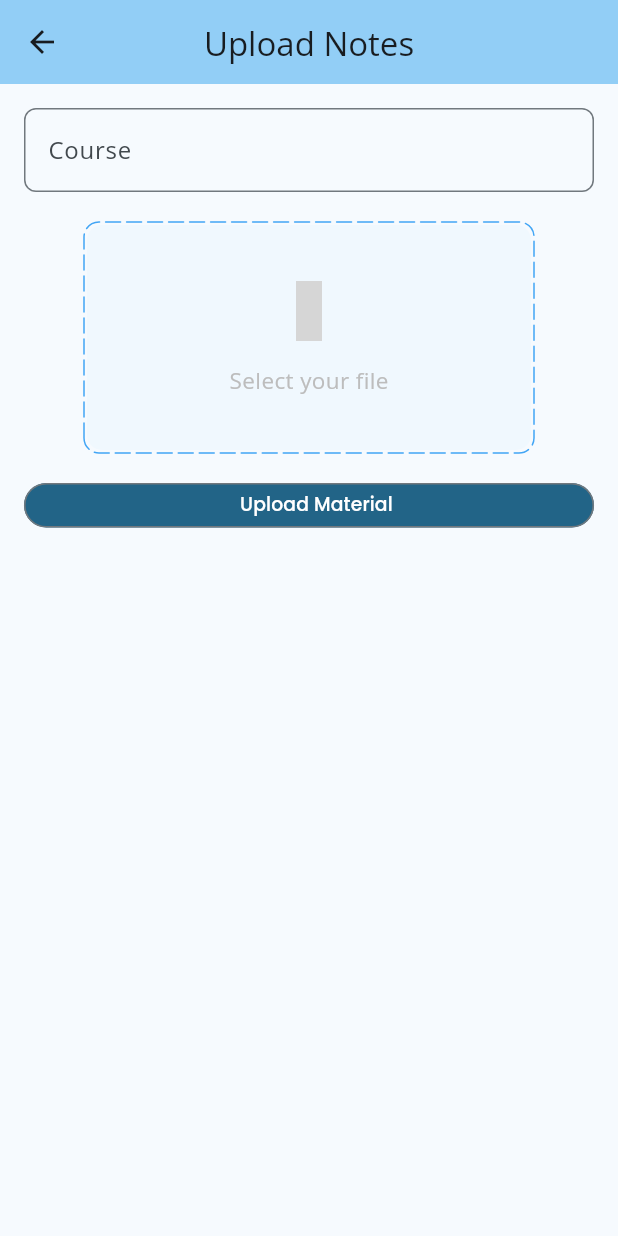
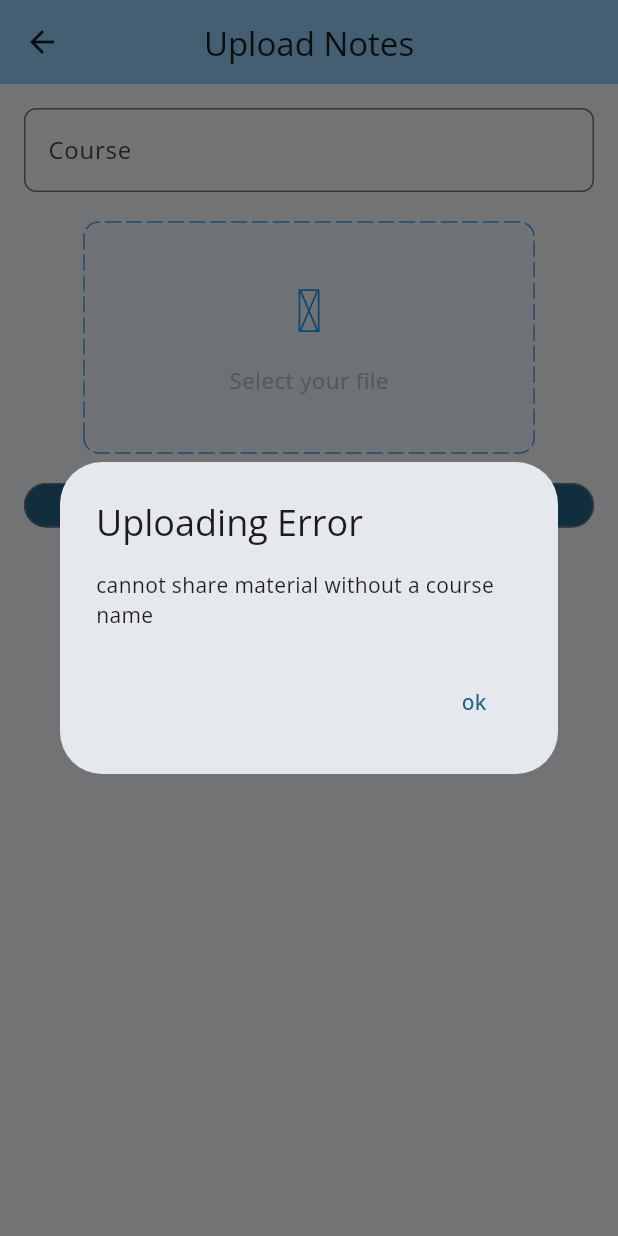
Before and after one commit to KanyantaM/reviza, a Flutter app: the UploadPdfView screen opened directly with empty values, after a tap on "Upload Material", on a phone screen of 412 x 824 dp. Run offline on Flutter 3.47's test engine with Material 3 defaults, Android fonts, the phone set to English and light mode, and no system bars; drawn by our look-alikes of dotted_border; our stand-ins replace animate_do, bloc, cloud_firestore, dio, equatable, file_picker and 16 more; missing offline and left inert: flow_builder, flutter_highlighter, flutter_math_fork, flutter_pdfview; accounts and stored records are empty; grey boxes are pictures that could not be loaded.

Commit message:
addiing the upload feature

```diff
--- a/lib/features/upload_pdf/view/upload_pdf_view.dart
+++ b/lib/features/upload_pdf/view/upload_pdf_view.dart
@@ -19,7 +19,8 @@ import 'package:student_api/student_api.dart';
 class UploadPdfView extends StatefulWidget {
   final String id;
   final Types type;
-  const UploadPdfView({Key? key, required this.type, required this.id}) : super(key: key);
+  const UploadPdfView({Key? key, required this.type, required this.id})
+      : super(key: key);
 
   @override
   State<UploadPdfView> createState() => _CreateUpdateNoteViewState();
@@ -39,7 +40,7 @@ class _CreateUpdateNoteViewState extends State<UploadPdfView>
 
 //test
   TextEditingController yearController = TextEditingController();
-  final String _courseName = '';
+  String _courseName = '';
   String _category = 'TEST';
   // bool _agreeToTerms = false;
   bool _isRangeSelected = false;
@@ -54,12 +55,11 @@ class _CreateUpdateNoteViewState extends State<UploadPdfView>
   double? singleUnit;
   TextEditingController linkController = TextEditingController();
 
-  void getStudent()async{
+  void getStudent() async {
     _student = await fetchCurrentStudentOnline(widget.id);
     setState(() {
       _myCourses = _student!.myCourses;
     });
-
   }
 
   @override
@@ -101,13 +101,15 @@ class _CreateUpdateNoteViewState extends State<UploadPdfView>
       ),
       body: BlocConsumer<UploadPdfBloc, UploadPdfState>(
         builder: ((context, state) {
-          //     // need to fixed
+          if (state is UploadingPdfState) {
+            const Center(child: CircularProgressIndicator(),);
+          }
           return Container(
             padding: const EdgeInsets.all(16),
             child: ListView(
               children: [
-                _buildSearchableDropdown('Course', _myCourses,
-                    (selectedCourse) => _courseName),
+                _buildSearchableDropdown(
+                    'Course', _myCourses, (selected) {_courseName = selected;}),
                 const Spacer(
                   flex: 1,
                 ),
@@ -247,8 +249,8 @@ class _CreateUpdateNoteViewState extends State<UploadPdfView>
                                 children: [
                                   ClipRRect(
                                       borderRadius: BorderRadius.circular(8),
-                                      child: Image.file(
-                                        _file!,
+                                      child: Image.asset(
+                                       'assets/images/pdf.png' ,
                                         width: 70,
                                       )),
                                   const SizedBox(
@@ -311,8 +313,7 @@ class _CreateUpdateNoteViewState extends State<UploadPdfView>
                     style: OutlinedButton.styleFrom(
                       backgroundColor: Theme.of(context).primaryColor,
                       shape: RoundedRectangleBorder(
-                        borderRadius:
-                            BorderRadius.circular((20.86)),
+                        borderRadius: BorderRadius.circular((20.86)),
                       ),
                     ),
                     onPressed: () async {
@@ -361,7 +362,8 @@ class _CreateUpdateNoteViewState extends State<UploadPdfView>
             // add duration
             Future.delayed(const Duration(seconds: 3), () {
               Navigator.pop(context);
-      });} else if(state is ErrorState){
+            });
+          } else if (state is ErrorState) {
             ScaffoldMessenger.of(context).showSnackBar(
               SnackBar(
                 content: CustomSnackBar(
@@ -505,19 +507,23 @@ class _CreateUpdateNoteViewState extends State<UploadPdfView>
           break;
         default:
       }
-if(_courseName.isNotEmpty && _file != null) {
-  context.read<UploadPdfBloc>().add(UploadPdf(
+      context.read<UploadPdfBloc>().add(
+            UploadPdf(
               subjectName: _courseName,
               type: type,
               id: Random(DateTime.now().millisecond).toString(),
-          title: (titleController.text.isNotEmpty)? titleController.text:_file!.path.split('/').last,
+              title: (titleController.text.isNotEmpty)
+                  ? titleController.text
+                  : _file!.path.split('/').last,
               description: desc,
-          pdfFile: _file!,),);
-
+              pdfFile: _file!,
+            ),
+          );
 
       setState(() {
         loadingController.reverse();
-      });}else if (_courseName.isEmpty) {
+      });
+    } else if (_courseName.isEmpty) {
       await showCannotShareEmptyNoteDialog(context);
     } else {
       isuploaded = false;
@@ -536,10 +542,9 @@ if(_courseName.isNotEmpty && _file != null) {
       );
     }
   }
-  }
 
   Widget _buildSearchableDropdown(
-      String label, List<String> options, Function(String) onChanged) {
+      String label, List<String> options, Function(String selected) onChanged) {
     return Autocomplete<String>(
       optionsBuilder: (TextEditingValue textEditingValue) {
         if (textEditingValue.text.isEmpty) {
--- a/lib/utilities/dialogues/cannot_share_empty_not_dialog.dart
+++ b/lib/utilities/dialogues/cannot_share_empty_not_dialog.dart
@@ -4,8 +4,8 @@ import 'package:reviza/utilities/dialogues/generic_dialog.dart';
 Future<void> showCannotShareEmptyNoteDialog(BuildContext context) {
   return showGenericDialog<void>(
     context: context,
-    title: 'sharing',
-    content: 'cannot share empty note',
+    title: 'Uploading Error',
+    content: 'cannot share material without a course name',
     optionBuilder: () => {
       'ok': null,
     },
--- a/pubspec.yaml
+++ b/pubspec.yaml
@@ -87,6 +87,7 @@ flutter:
   assets:
    - assets/lottie/
    - assets/images/
+   - assets/icon/
 
   # An image asset can refer to one or more resolution-specific "variants", see
   # https://flutter.dev/assets-and-images/#resolution-aware
```
Also changed, not shown: lib/features/view_subjects/view/view_material_view.dart (+36 -1 lines), assets/icon/error.png (added), assets/icon/error_solid.png (added), assets/icon/error_solid_green.png (added), assets/icon/login.png (added), assets/icon/success.png (added), assets/icon/warning.png (added), assets/images/pdf.png (added). Lines whose indentation alone changed are shown as unchanged.
